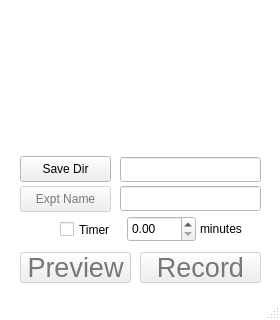
Above: jackfish/gui/main_gui.ui from jbmelander/jackfish before the change; both pictures show x 0 to 280 and y 193 to 513 of the 280 by 513 pixel window. Below: the same form after it.
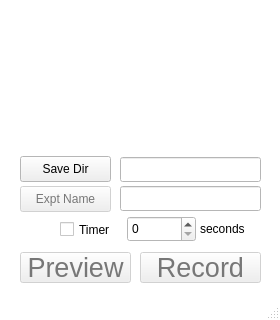
That is the form after the change. Icons and pictures are not drawn.

Commit message: Timer can be enabled anytime; counts down; in secs

```diff
--- a/jackfish/gui/main_gui.ui
+++ b/jackfish/gui/main_gui.ui
@@ -721,10 +721,10 @@
      </rect>
     </property>
     <property name="text">
-     <string>minutes</string>
+     <string>seconds</string>
     </property>
    </widget>
-   <widget class="QDoubleSpinBox" name="timer_doubleSpinBox">
+   <widget class="QSpinBox" name="timer_spinBox">
     <property name="geometry">
      <rect>
       <x>127</x>
@@ -733,9 +733,6 @@
       <height>26</height>
      </rect>
     </property>
-    <property name="maximum">
-     <double>179.990000000000009</double>
-    </property>
    </widget>
    <widget class="QLabel" name="preset_label">
     <property name="geometry">
```
The commit also changes 1 other file.
